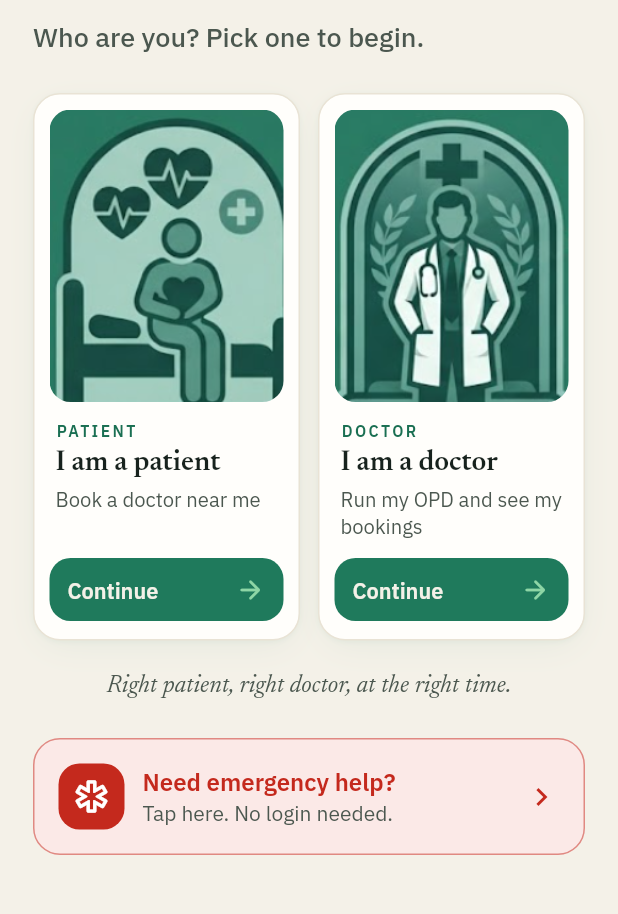
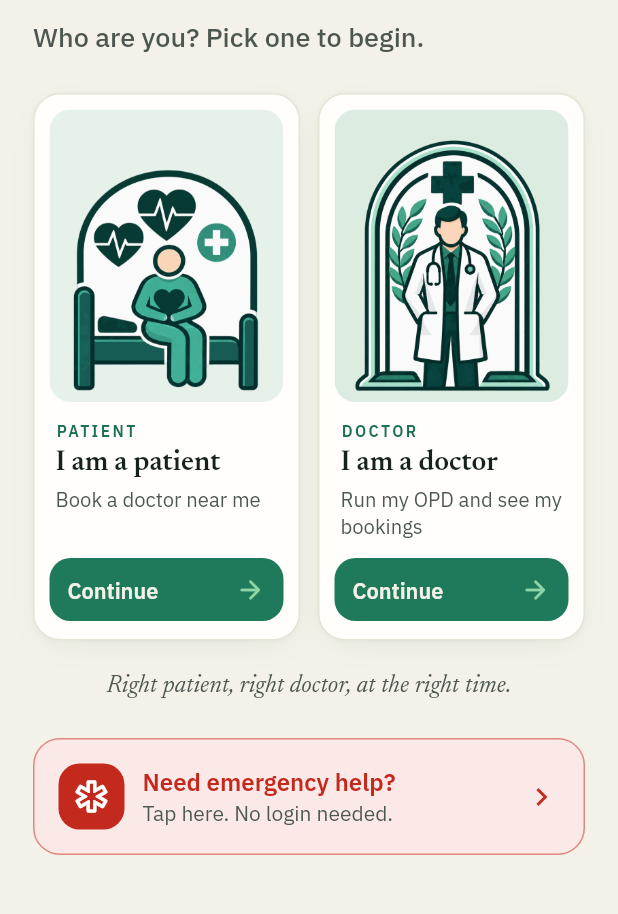
Before and after one commit to Ashok-Dd/opflow-app, a Flutter app: the WhoScreen screen opened by its route, on a phone screen of 412 x 824 dp, the part 306-1220 px from its top. Run offline on Flutter 3.47's test engine with Material 3 defaults, Android fonts, the phone set to English and light mode, and no system bars; drawn by our look-alikes of flutter_animate; our stand-ins replace firebase_core, firebase_messaging, flutter_local_notifications, flutter_riverpod, flutter_secure_storage, geocoding and 6 more; missing offline and left inert: dart:js_interop, razorpay_flutter; accounts and stored records are empty.

Commit message:
Welcome screen: sharper doctor and patient pictures
- The user's new pictures (see-through backgrounds), shown whole on a soft
  mint panel instead of cropped
- Resized to 600 px wide and palette-compressed (57 KB + 34 KB) so the web
  version loads fast on mobile data

Co-Authored-By: Claude Opus 5.5 <noreply@anthropic.com>

```diff
--- a/lib/widgets/role_art.dart
+++ b/lib/widgets/role_art.dart
@@ -16,13 +16,21 @@ class RoleArt extends StatelessWidget {
 
   @override
   Widget build(BuildContext context) {
-    return Image.asset(
-      doctor ? 'assets/roles/doctor.png' : 'assets/roles/patient.png',
-      fit: BoxFit.cover,
-      width: double.infinity,
-      height: double.infinity,
-      filterQuality: FilterQuality.medium,
-      errorBuilder: (_, _, _) => CustomPaint(painter: doctor ? _DoctorPainter(t) : _PatientPainter(t), size: Size.infinite),
+    // The pictures have see-through backgrounds: shown whole on a soft mint panel.
+    return ColoredBox(
+      color: doctor ? OpColors.mint : const Color(0xFFE6F1EA),
+      child: Padding(
+        padding: const EdgeInsets.fromLTRB(10, 12, 10, 0),
+        child: Image.asset(
+          doctor ? 'assets/roles/doctor.png' : 'assets/roles/patient.png',
+          fit: BoxFit.contain,
+          alignment: Alignment.bottomCenter,
+          width: double.infinity,
+          height: double.infinity,
+          filterQuality: FilterQuality.medium,
+          errorBuilder: (_, _, _) => CustomPaint(painter: doctor ? _DoctorPainter(t) : _PatientPainter(t), size: Size.infinite),
+        ),
+      ),
     );
   }
 }
```
Also changed, not shown: assets/roles/doctor.png, assets/roles/patient.png.
